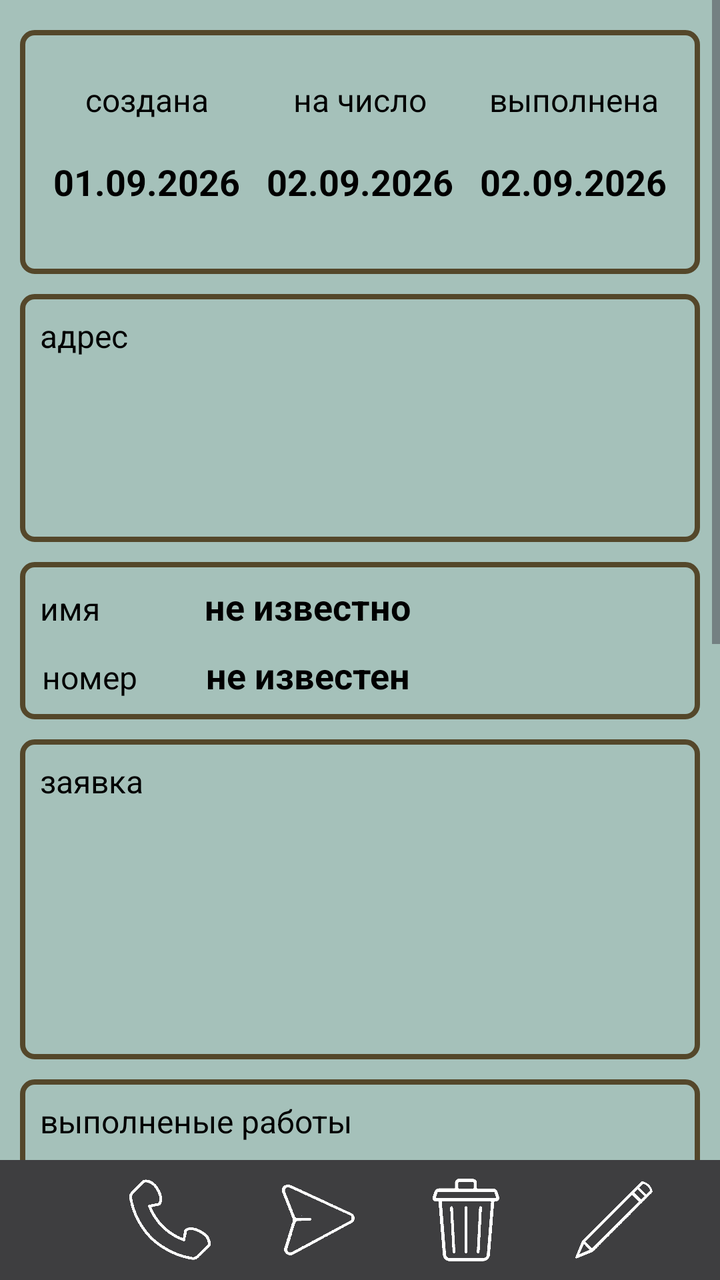
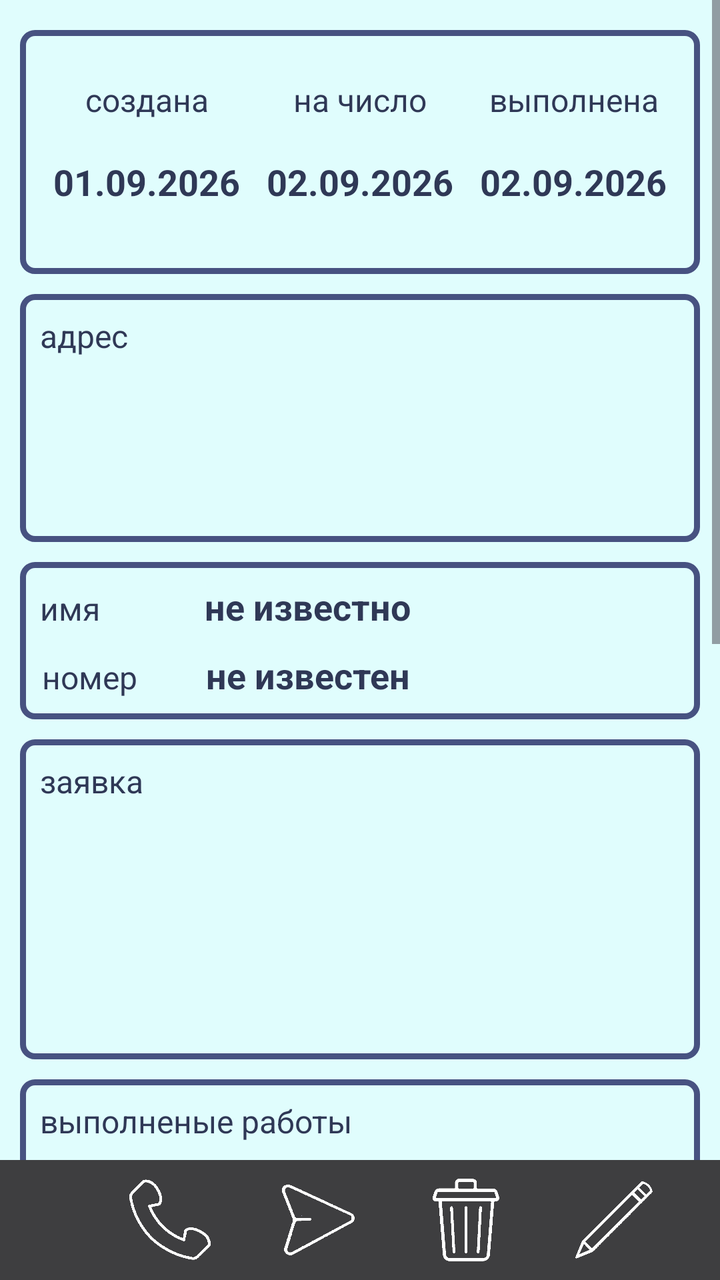

Screens rendered from an Android XML layout before and after an edit, with the pre-edit source and the edit as a unified diff.
<!-- AndroidManifest.xml: application theme Theme.WorkOrders -->
<!-- res/layout/activity_task_info.xml -->
<?xml version="1.0" encoding="utf-8"?>
<androidx.constraintlayout.widget.ConstraintLayout xmlns:android="http://schemas.android.com/apk/res/android"
    xmlns:app="http://schemas.android.com/apk/res-auto"
    xmlns:tools="http://schemas.android.com/tools"
    android:id="@+id/main"
    android:layout_width="match_parent"
    android:layout_height="match_parent"
    android:background="@color/bg"
    tools:context=".TaskInfoActivity">

    <ScrollView
        android:id="@+id/scrollView2"
        android:layout_width="match_parent"
        android:layout_height="0dp"
        app:layout_constraintBottom_toTopOf="@+id/bottombar"
        app:layout_constraintEnd_toEndOf="parent"
        app:layout_constraintStart_toStartOf="parent"
        app:layout_constraintTop_toTopOf="parent">

        <LinearLayout
            android:layout_width="match_parent"
            android:layout_height="wrap_content"
            android:orientation="vertical"
            android:padding="10dp">

            <androidx.constraintlayout.widget.ConstraintLayout
                android:layout_width="match_parent"
                android:layout_height="wrap_content"
                android:layout_marginVertical="5dp"
                android:background="@drawable/edittext_draw1">

                <LinearLayout
                    android:id="@+id/linearLayout4"
                    android:layout_width="match_parent"
                    android:layout_height="wrap_content"
                    android:layout_marginStart="5dp"
                    android:layout_marginEnd="5dp"
                    android:orientation="horizontal"
                    app:layout_constraintEnd_toEndOf="parent"
                    app:layout_constraintStart_toStartOf="parent"
                    app:layout_constraintTop_toBottomOf="@+id/tv_info_date_create">

                    <TextView
                        android:id="@+id/tv_info_label_date1"
                        style="@style/ThemeTextViewLabels"
                        android:layout_width="0dp"
                        android:layout_height="wrap_content"
                        android:layout_marginTop="14dp"
                        android:layout_weight="1"
                        android:text="создана"
                        android:textAlignment="center" />

                    <TextView
                        android:id="@+id/tv_info_label_date2"
                        style="@style/ThemeTextViewLabels"
                        android:layout_width="0dp"
                        android:layout_height="wrap_content"
                        android:layout_marginTop="14dp"
                        android:layout_weight="1"
                        android:text="на число"
                        android:textAlignment="center" />

                    <TextView
                        android:id="@+id/tv_info_label_date3"
                        style="@style/ThemeTextViewLabels"
                        android:layout_width="0dp"
                        android:layout_height="wrap_content"
                        android:layout_marginTop="14dp"
                        android:layout_weight="1"
                        android:text="выполнена"
                        android:textAlignment="center" />
                </LinearLayout>

                <LinearLayout
                    android:layout_width="match_parent"
                    android:layout_height="wrap_content"
                    android:layout_marginStart="5dp"
                    android:layout_marginEnd="5dp"
                    android:orientation="horizontal"
                    app:layout_constraintBottom_toBottomOf="parent"
                    app:layout_constraintEnd_toEndOf="parent"
                    app:layout_constraintStart_toStartOf="parent"
                    app:layout_constraintTop_toBottomOf="@+id/linearLayout4">

                    <TextView
                        android:id="@+id/tv_info_date_create"
                        style="@style/ThemeTextViewInfo"
                        android:layout_width="0dp"
                        android:layout_height="wrap_content"
                        android:layout_marginTop="8dp"
                        android:layout_marginBottom="24dp"
                        android:layout_weight="1"
                        android:text="01.09.2026"
                        android:textAlignment="center" />

                    <TextView
                        android:id="@+id/tv_info_to_date"
                        style="@style/ThemeTextViewInfo"
                        android:layout_width="0dp"
                        android:layout_height="wrap_content"
                        android:layout_marginTop="8dp"
                        android:layout_marginBottom="24dp"
                        android:layout_weight="1"
                        android:text="02.09.2026"
                        android:textAlignment="center" />

                    <TextView
                        android:id="@+id/tv_info_date_complete"
                        style="@style/ThemeTextViewInfo"
                        android:layout_width="0dp"
                        android:layout_height="wrap_content"
                        android:layout_marginTop="8dp"
                        android:layout_marginEnd="0dp"
                        android:layout_marginRight="18dp"
                        android:layout_marginBottom="0dp"
                        android:layout_weight="1"
                        android:text="02.09.2026"
                        android:textAlignment="center"
                        app:layout_constraintBottom_toBottomOf="parent"
                        app:layout_constraintEnd_toEndOf="parent"
                        app:layout_constraintStart_toEndOf="@+id/tv_info_to_date" />
                </LinearLayout>

            </androidx.constraintlayout.widget.ConstraintLayout>

            <LinearLayout
                android:layout_width="match_parent"
                android:layout_height="wrap_content"
                android:layout_marginVertical="5dp"
                android:background="@drawable/edittext_draw1"
                android:orientation="vertical">

                <TextView
                    android:id="@+id/textView5"
                    style="@style/ThemeTextViewLabels"
                    android:layout_width="match_parent"
                    android:layout_height="wrap_content"
                    android:layout_weight="1"
                    android:text="адрес" />

                <TextView
                    android:id="@+id/tv_info_address"
                    style="@style/ThemeTextViewInfo"
                    android:layout_width="match_parent"
                    android:layout_height="wrap_content"
                    android:layout_weight="1"
                    android:lines="3"
                    android:padding="8dp"
                    android:textColorHighlight="@color/color_selected"
                    android:textColorLink="@color/color_phone"
                    android:textIsSelectable="true" />

            </LinearLayout>

            <androidx.constraintlayout.widget.ConstraintLayout
                android:layout_width="match_parent"
                android:layout_height="wrap_content"
                android:layout_marginVertical="5dp"
                android:background="@drawable/edittext_draw1">

                <LinearLayout
                    android:id="@+id/linearLayout2"
                    android:layout_width="match_parent"
                    android:layout_height="wrap_content"
                    android:orientation="horizontal"
                    app:layout_constraintEnd_toEndOf="parent"
                    app:layout_constraintStart_toStartOf="parent"
                    app:layout_constraintTop_toTopOf="parent">

                    <TextView
                        android:id="@+id/textView14"
                        style="@style/ThemeTextViewLabels"
                        android:layout_width="0dp"
                        android:layout_height="wrap_content"
                        android:layout_weight="1"
                        android:text="имя" />

                    <TextView
                        android:id="@+id/tv_info_name"
                        style="@style/ThemeTextViewInfo"
                        android:layout_width="0dp"
                        android:layout_height="wrap_content"
                        android:layout_weight="3"
                        android:text="не известно" />
                </LinearLayout>

                <LinearLayout
                    android:layout_width="match_parent"
                    android:layout_height="wrap_content"
                    android:layout_marginStart="1dp"
                    android:layout_marginEnd="1dp"
                    android:orientation="horizontal"
                    app:layout_constraintEnd_toEndOf="parent"
                    app:layout_constraintStart_toStartOf="parent"
                    app:layout_constraintTop_toBottomOf="@+id/linearLayout2">

                    <TextView
                        android:id="@+id/textView17"
                        style="@style/ThemeTextViewLabels"
                        android:layout_width="0dp"
                        android:layout_height="wrap_content"
                        android:layout_weight="1"
                        android:text="номер" />

                    <TextView
                        android:id="@+id/tv_info_phone"
                        style="@style/ThemeTextViewInfo"
                        android:layout_width="0dp"
                        android:layout_height="wrap_content"
                        android:layout_weight="3"
                        android:text="не известен"
                        android:textColor="@color/primary_textcolor"
                        android:textColorHighlight="@color/material_dynamic_neutral95"
                        android:textIsSelectable="true" />
                </LinearLayout>

            </androidx.constraintlayout.widget.ConstraintLayout>

            <LinearLayout
                android:layout_width="match_parent"
                android:layout_height="match_parent"
                android:layout_marginVertical="5dp"
                android:background="@drawable/edittext_draw1"
                android:orientation="vertical">

                <TextView
                    android:id="@+id/textView19"
                    style="@style/ThemeTextViewLabels"
                    android:layout_width="match_parent"
                    android:layout_height="wrap_content"
                    android:text="заявка" />

                <TextView
                    android:id="@+id/tv_info_task"
                    style="@style/ThemeTextViewInfo"
                    android:layout_width="match_parent"
                    android:layout_height="wrap_content"
                    android:lines="5"
                    android:scrollbars="vertical"
                    android:textColorHint="@color/color_selected"
                    android:textIsSelectable="true" />

            </LinearLayout>

            <LinearLayout
                android:layout_width="match_parent"
                android:layout_height="match_parent"
                android:layout_marginVertical="5dp"
                android:background="@drawable/edittext_draw1"
                android:orientation="vertical">

                <TextView
                    android:id="@+id/textView21"
                    style="@style/ThemeTextViewLabels"
                    android:layout_width="match_parent"
                    android:layout_height="wrap_content"
                    android:text="выполненые работы" />

                <TextView
                    android:id="@+id/tv_info_complete"
                    style="@style/ThemeTextViewInfo"
                    android:layout_width="match_parent"
                    android:layout_height="wrap_content"
                    android:lines="7"
                    android:text="TextView"
                    android:textColorHighlight="@color/color_selected"
                    android:textIsSelectable="true" />

            </LinearLayout>

            <LinearLayout
                android:layout_width="match_parent"
                android:layout_height="match_parent"
                android:background="@drawable/edittext_draw1"
                android:orientation="vertical">

                <TextView
                    android:id="@+id/textView25"
                    style="@style/ThemeTextViewLabels"
                    android:layout_width="match_parent"
                    android:layout_height="wrap_content"
                    android:text=" примечания" />

                <TextView
                    android:id="@+id/tv_info_note"
                    style="@style/ThemeTextViewInfo"
                    android:layout_width="match_parent"
                    android:layout_height="wrap_content"
                    android:lines="7"
                    android:text="TextView"
                    android:textColorHighlight="@color/color_selected"
                    android:textIsSelectable="true" />

            </LinearLayout>

            <LinearLayout
                android:layout_width="match_parent"
                android:layout_height="match_parent"
                android:layout_marginVertical="5dp"
                android:background="@drawable/edittext_draw1"
                android:orientation="vertical">

                <TextView
                    android:id="@+id/textView30"
                    style="@style/ThemeTextViewLabels"
                    android:layout_width="match_parent"
                    android:layout_height="wrap_content"
                    android:text="полученная сумма" />

                <TextView
                    android:id="@+id/tv_info_pay"
                    style="@style/ThemeTextViewInfo"
                    android:layout_width="match_parent"
                    android:layout_height="wrap_content"
                    android:text="TextView" />
            </LinearLayout>

        </LinearLayout>
    </ScrollView>

    <androidx.constraintlayout.widget.ConstraintLayout
        android:id="@+id/bottombar"
        android:layout_width="match_parent"
        android:layout_height="60dp"
        android:background="@color/bg_topbar"
        app:layout_constraintBottom_toBottomOf="parent"
        app:layout_constraintEnd_toEndOf="parent"
        app:layout_constraintStart_toStartOf="parent">

        <ImageButton
            android:id="@+id/btn_info_update"
            android:layout_width="42dp"
            android:layout_height="42dp"
            android:layout_marginEnd="32dp"
            android:background="?attr/selectableItemBackgroundBorderless"
            android:contentDescription="отправить"
            android:padding="0dp"
            android:scaleType="fitCenter"
            app:layout_constraintBottom_toBottomOf="parent"
            app:layout_constraintEnd_toEndOf="parent"
            app:layout_constraintTop_toTopOf="parent"
            app:srcCompat="@drawable/updateicon" />

        <ImageButton
            android:id="@+id/btn_info_delete"
            android:layout_width="42dp"
            android:layout_height="42dp"
            android:layout_marginEnd="32dp"
            android:background="?attr/selectableItemBackgroundBorderless"
            android:contentDescription="удалить"
            android:padding="0dp"
            android:scaleType="fitCenter"
            app:layout_constraintBottom_toBottomOf="parent"
            app:layout_constraintEnd_toStartOf="@+id/btn_info_update"
            app:layout_constraintTop_toTopOf="parent"
            app:srcCompat="@drawable/deleteicon" />

        <ImageButton
            android:id="@+id/btn_info_send"
            android:layout_width="42dp"
            android:layout_height="42dp"
            android:layout_marginEnd="32dp"
            android:background="?attr/selectableItemBackgroundBorderless"
            android:contentDescription="отправить"
            android:padding="0dp"
            android:scaleType="fitCenter"
            app:layout_constraintBottom_toBottomOf="parent"
            app:layout_constraintEnd_toStartOf="@+id/btn_info_delete"
            app:layout_constraintTop_toTopOf="parent"
            app:srcCompat="@drawable/shareicon" />

        <ImageButton
            android:id="@+id/btn_info_phone"
            android:layout_width="42dp"
            android:layout_height="42dp"
            android:layout_marginEnd="32dp"
            android:background="?attr/selectableItemBackgroundBorderless"
            android:contentDescription="отправить"
            android:padding="0dp"
            android:scaleType="fitCenter"
            app:layout_constraintBottom_toBottomOf="parent"
            app:layout_constraintEnd_toStartOf="@+id/btn_info_send"
            app:layout_constraintTop_toTopOf="parent"
            app:srcCompat="@drawable/callicon" />
    </androidx.constraintlayout.widget.ConstraintLayout>

</androidx.constraintlayout.widget.ConstraintLayout>
<!-- resources referenced by this layout -->
<resources>
  <color name="bg">#A5C1BA</color>
  <color name="bg_topbar">#3E3E40</color>
  <color name="color_phone">#01199E</color>
  <color name="color_selected">#72B9DB</color>
  <color name="primary_textcolor">@color/black</color>
  <!-- drawable callicon: webp bitmap (drawable, 3264 bytes) -->
  <!-- drawable deleteicon: webp bitmap (drawable, 1764 bytes) -->
  <!-- drawable edittext_draw1 (drawable) -->
  <?xml version="1.0" encoding="utf-8"?>
  <shape xmlns:android="http://schemas.android.com/apk/res/android"
      android:shape="rectangle">
      <solid android:color="#00000000"/>
      <stroke
          android:color="@color/border_color_edittext1"
          android:width="8px"/>
      <corners
          android:radius="6dp"/>
      <padding
          android:bottom="5dp"
          android:top="5dp"
          android:left="5dp"
          android:right="5dp"/>
  </shape>
  <!-- drawable shareicon: webp bitmap (drawable, 2896 bytes) -->
  <!-- drawable updateicon: webp bitmap (drawable, 3912 bytes) -->
  <style name="ThemeTextViewInfo" parent="Widget.AppCompat.TextView">
          <item name="android:textSize">18sp</item>
          <item name="android:textColor">@color/primary_textcolor</item>
          <item name="android:textStyle">bold</item>
          <item name="android:padding">5dp</item>
      </style>
  <style name="ThemeTextViewLabels" parent="Widget.AppCompat.TextView">
          <item name="android:textSize">16sp</item>
          <item name="android:textColor">@color/primary_textcolor</item>
          <item name="android:padding">5dp</item>
      </style>
  <style name="Theme.WorkOrders" parent="Base.Theme.WorkOrders" />
  <color name="black">#FF000000</color>
  <color name="border_color_edittext1">#54472A</color>
  <style name="Base.Theme.WorkOrders" parent="Theme.Material3.DayNight.NoActionBar">
          
          
      </style>
</resources>

<!-- the commit's change to res/layout/activity_task_info.xml (unified diff, before → after) -->
@@ -5,7 +5,7 @@
     android:id="@+id/main"
     android:layout_width="match_parent"
     android:layout_height="match_parent"
-    android:background="@color/bg"
+    android:background="@color/main_background"
     tools:context=".TaskInfoActivity">
 
     <ScrollView
@@ -209,7 +209,7 @@
                         android:layout_height="wrap_content"
                         android:layout_weight="3"
                         android:text="не известен"
-                        android:textColor="@color/primary_textcolor"
+                        android:textColor="@color/main_textcolor"
                         android:textColorHighlight="@color/material_dynamic_neutral95"
                         android:textIsSelectable="true" />
                 </LinearLayout>
<!-- resource entries referenced after the edit -->
@@ -1,10 +1,10 @@
 <!-- resources referenced by this layout -->
 <resources>
-  <color name="bg">#A5C1BA</color>
   <color name="bg_topbar">#3E3E40</color>
   <color name="color_phone">#01199E</color>
   <color name="color_selected">#72B9DB</color>
-  <color name="primary_textcolor">@color/black</color>
+  <color name="main_background">#E0FDFD</color>
+  <color name="main_textcolor">#2F3856</color>
   <!-- drawable callicon: webp bitmap (drawable, 3264 bytes) -->
   <!-- drawable deleteicon: webp bitmap (drawable, 1764 bytes) -->
   <!-- drawable edittext_draw1 (drawable) -->
@@ -13,8 +13,8 @@
       android:shape="rectangle">
       <solid android:color="#00000000"/>
       <stroke
-          android:color="@color/border_color_edittext1"
-          android:width="8px"/>
+          android:color="@color/border_on_mainbg"
+          android:width="3dp"/>
       <corners
           android:radius="6dp"/>
       <padding
@@ -27,18 +27,17 @@
   <!-- drawable updateicon: webp bitmap (drawable, 3912 bytes) -->
   <style name="ThemeTextViewInfo" parent="Widget.AppCompat.TextView">
           <item name="android:textSize">18sp</item>
-          <item name="android:textColor">@color/primary_textcolor</item>
+          <item name="android:textColor">@color/main_textcolor</item>
           <item name="android:textStyle">bold</item>
           <item name="android:padding">5dp</item>
       </style>
   <style name="ThemeTextViewLabels" parent="Widget.AppCompat.TextView">
           <item name="android:textSize">16sp</item>
-          <item name="android:textColor">@color/primary_textcolor</item>
+          <item name="android:textColor">@color/main_textcolor</item>
           <item name="android:padding">5dp</item>
       </style>
   <style name="Theme.WorkOrders" parent="Base.Theme.WorkOrders" />
-  <color name="black">#FF000000</color>
-  <color name="border_color_edittext1">#54472A</color>
+  <color name="border_on_mainbg">#475281</color>
   <style name="Base.Theme.WorkOrders" parent="Theme.Material3.DayNight.NoActionBar">
           
           
